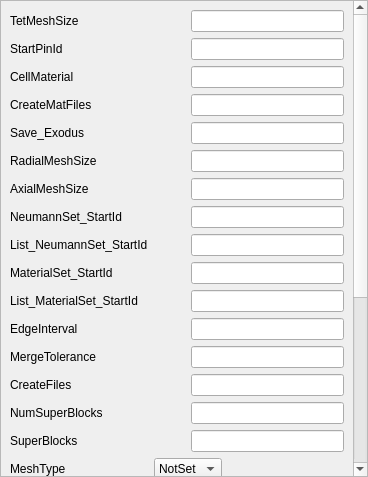
Old version of the form Application/qAssyParameters.ui in the repository Sprunth/RGG.
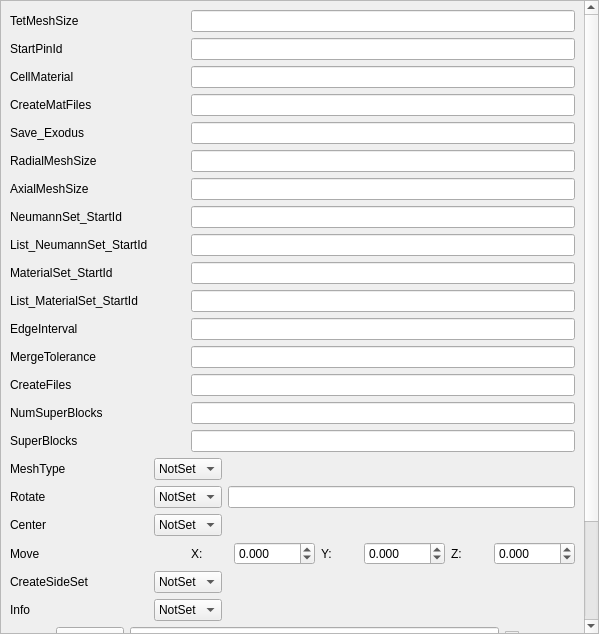
New version of the form.

Commit message: update the xyz move

What changed in the file:
```diff
--- a/Application/qAssyParameters.ui
+++ b/Application/qAssyParameters.ui
@@ -6,8 +6,8 @@
    <rect>
     <x>0</x>
     <y>0</y>
-    <width>368</width>
-    <height>477</height>
+    <width>599</width>
+    <height>634</height>
    </rect>
   </property>
   <property name="windowTitle">
@@ -26,9 +26,9 @@
       <property name="geometry">
        <rect>
         <x>0</x>
-        <y>0</y>
-        <width>351</width>
-        <height>843</height>
+        <y>-187</y>
+        <width>613</width>
+        <height>849</height>
        </rect>
       </property>
       <layout class="QGridLayout" name="gridLayout_2">
@@ -52,30 +52,6 @@
          </property>
         </widget>
        </item>
-       <item row="19" column="1" colspan="2">
-        <widget class="QComboBox" name="MoveXYZ">
-         <item>
-          <property name="text">
-           <string>NotSet</string>
-          </property>
-         </item>
-         <item>
-          <property name="text">
-           <string>X</string>
-          </property>
-         </item>
-         <item>
-          <property name="text">
-           <string>Y</string>
-          </property>
-         </item>
-         <item>
-          <property name="text">
-           <string>Z</string>
-          </property>
-         </item>
-        </widget>
-       </item>
        <item row="21" column="1" colspan="2">
         <widget class="QComboBox" name="Info">
          <item>
@@ -421,6 +397,70 @@
          </item>
         </widget>
        </item>
+       <item row="19" column="2" colspan="2">
+        <layout class="QHBoxLayout" name="horizontalLayout_2">
+         <item>
+          <widget class="QLabel" name="label_25">
+           <property name="text">
+            <string>X:</string>
+           </property>
+          </widget>
+         </item>
+         <item>
+          <widget class="QDoubleSpinBox" name="MoveX">
+           <property name="decimals">
+            <number>3</number>
+           </property>
+           <property name="minimum">
+            <double>-1000.000000000000000</double>
+           </property>
+           <property name="maximum">
+            <double>1000.000000000000000</double>
+           </property>
+          </widget>
+         </item>
+         <item>
+          <widget class="QLabel" name="label_26">
+           <property name="text">
+            <string>Y:</string>
+           </property>
+          </widget>
+         </item>
+         <item>
+          <widget class="QDoubleSpinBox" name="MoveY">
+           <property name="decimals">
+            <number>3</number>
+           </property>
+           <property name="minimum">
+            <double>-1000.000000000000000</double>
+           </property>
+           <property name="maximum">
+            <double>1000.000000000000000</double>
+           </property>
+          </widget>
+         </item>
+         <item>
+          <widget class="QLabel" name="label_27">
+           <property name="text">
+            <string>Z:</string>
+           </property>
+          </widget>
+         </item>
+         <item>
+          <widget class="QDoubleSpinBox" name="MoveZ">
+           <property name="decimals">
+            <number>3</number>
+           </property>
+           <property name="minimum">
+            <double>-1000.000000000000000</double>
+           </property>
+           <property name="maximum">
+            <double>1000.000000000000000</double>
+           </property>
+          </widget>
+         </item>
+        </layout>
+       </item>
       </layout>
       <zorder>CreateFiles</zorder>
       <zorder>NeumannSet_StartId</zorder>
@@ -429,7 +469,6 @@
       <zorder>label_6</zorder>
       <zorder>label_9</zorder>
       <zorder>label_2</zorder>
-      <zorder>MoveXYZ</zorder>
       <zorder>label_12</zorder>
       <zorder>RotateAngle</zorder>
       <zorder>MaterialSet_StartId</zorder>
@@ -469,6 +508,7 @@
       <zorder>label_23</zorder>
       <zorder>label_24</zorder>
       <zorder>MeshType</zorder>
+      <zorder>horizontalLayoutWidget</zorder>
      </widget>
     </widget>
    </item>
```
The commit also changes 3 other files.
